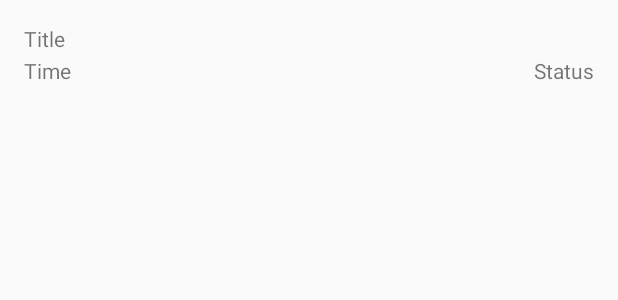
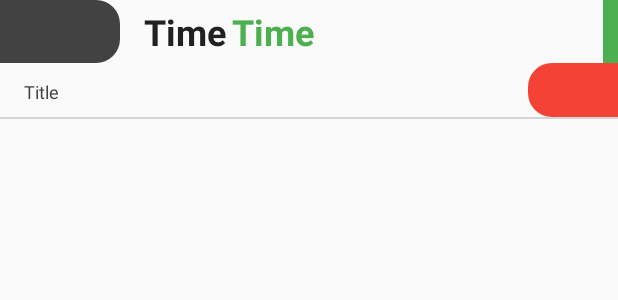
Before and after one commit to asadd00/Speaking-Reminder, an Android app: the layout item_reminder.xml on its own in the app's theme, with its tools: preview values and no code run, on a phone screen of 412 x 824 dp. Shown: the top 300 px of the screen. Run offline under Robolectric (Android 15) with nearby library versions, the phone set to English and light mode, and no system bars.

Commit message:
some ui work

```diff
--- a/app/src/main/java/com/primesol/speakingreminder/android/model/Reminder.kt
+++ b/app/src/main/java/com/primesol/speakingreminder/android/model/Reminder.kt
@@ -18,6 +18,8 @@ class Reminder: Serializable {
     var audio: String = ""
     @ColumnInfo(name = "createdAt")
     var createdAt: String = ""
+    @ColumnInfo(name = "status")
+    var status: String = Status.STATUS_ACTIVE.name
 
     companion object{
         @Ignore
@@ -25,4 +27,8 @@ class Reminder: Serializable {
         @Ignore
         val REMINDER_ID = "reminderId"
     }
+
+    enum class Status{
+        STATUS_ACTIVE, STATUS_INACTIVE, STATUS_PASSED
+    }
 }
--- /dev/null
+++ b/app/src/main/res/drawable/semi_round_primary.xml
@@ -0,0 +1,6 @@
+<?xml version="1.0" encoding="utf-8"?>
+<shape xmlns:android="http://schemas.android.com/apk/res/android">
+    <solid android:color="@color/colorPrimary" />
+    <corners android:bottomRightRadius="16dp"
+        android:topRightRadius="16dp" />
+</shape>
--- a/app/src/main/res/layout/activity_main.xml
+++ b/app/src/main/res/layout/activity_main.xml
@@ -4,6 +4,7 @@
     xmlns:tools="http://schemas.android.com/tools"
     android:layout_width="match_parent"
     android:layout_height="match_parent"
+    android:background="@android:color/white"
     tools:context=".ui.activity.MainActivity">
 
     <fragment
--- a/app/src/main/res/layout/item_reminder.xml
+++ b/app/src/main/res/layout/item_reminder.xml
@@ -3,31 +3,78 @@
     xmlns:app="http://schemas.android.com/apk/res-auto"
     xmlns:tools="http://schemas.android.com/tools"
     android:layout_width="match_parent"
-    android:layout_height="wrap_content"
-    android:padding="16dp">
+    android:layout_height="wrap_content">
+
+    <ImageView
+        android:id="@+id/ivPlay"
+        android:layout_width="80dp"
+        android:layout_height="42dp"
+        android:src="@drawable/semi_round_primary"
+        app:layout_constraintStart_toStartOf="parent"
+        app:layout_constraintTop_toTopOf="parent" />
 
     <TextView
         android:id="@+id/tvTitle"
+        android:layout_width="0dp"
+        android:layout_height="wrap_content"
+        android:layout_marginStart="16dp"
+        android:layout_marginEnd="16dp"
+        android:singleLine="true"
+        android:text="@string/title"
+        android:textColor="@color/colorPrimary"
+        android:textSize="12sp"
+        app:layout_constraintBottom_toBottomOf="parent"
+        app:layout_constraintEnd_toStartOf="@+id/ivDelete"
+        app:layout_constraintStart_toStartOf="@+id/ivPlay"
+        app:layout_constraintTop_toBottomOf="@+id/ivPlay" />
+
+    <TextView
+        android:id="@+id/tvDate"
         android:layout_width="wrap_content"
         android:layout_height="wrap_content"
-        android:text="@string/title"
-        app:layout_constraintStart_toStartOf="parent"
-        app:layout_constraintTop_toTopOf="parent" />
+        android:layout_marginStart="16dp"
+        android:text="@string/time"
+        android:textSize="24sp"
+        android:textStyle="bold"
+        android:textColor="@color/colorPrimaryDark"
+        app:layout_constraintBottom_toBottomOf="@+id/ivPlay"
+        app:layout_constraintStart_toEndOf="@+id/ivPlay"
+        app:layout_constraintTop_toTopOf="@+id/ivPlay" />
 
     <TextView
         android:id="@+id/tvTime"
         android:layout_width="wrap_content"
         android:layout_height="wrap_content"
-        android:layout_marginTop="2dp"
+        android:layout_marginStart="4dp"
         android:text="@string/time"
-        app:layout_constraintStart_toStartOf="@+id/tvTitle"
-        app:layout_constraintTop_toBottomOf="@+id/tvTitle" />
+        android:textColor="@color/green"
+        android:textSize="24sp"
+        android:textStyle="bold"
+        app:layout_constraintBaseline_toBaselineOf="@+id/tvDate"
+        app:layout_constraintStart_toEndOf="@+id/tvDate" />
 
     <TextView
         android:id="@+id/tvStatus"
-        android:layout_width="wrap_content"
-        android:layout_height="wrap_content"
-        android:text="@string/status"
-        app:layout_constraintBaseline_toBaselineOf="@+id/tvTime"
-        app:layout_constraintEnd_toEndOf="parent" />
+        android:layout_width="10dp"
+        android:layout_height="0dp"
+        android:background="@color/green"
+        app:layout_constraintBottom_toTopOf="@+id/ivDelete"
+        app:layout_constraintEnd_toEndOf="parent"
+        app:layout_constraintTop_toTopOf="parent" />
+
+    <ImageView
+        android:id="@+id/ivDelete"
+        android:layout_width="60dp"
+        android:layout_height="36dp"
+        android:src="@drawable/semi_round_red2"
+        app:layout_constraintEnd_toEndOf="parent"
+        app:layout_constraintTop_toBottomOf="@+id/ivPlay" />
+
+    <View
+        android:layout_width="match_parent"
+        android:layout_height="1dp"
+        android:alpha=".2"
+        android:background="@color/colorPrimary"
+        app:layout_constraintBottom_toBottomOf="parent"
+        app:layout_constraintTop_toBottomOf="@+id/ivDelete" />
 </androidx.constraintlayout.widget.ConstraintLayout>
--- a/app/src/main/res/values/strings.xml
+++ b/app/src/main/res/values/strings.xml
@@ -2,10 +2,9 @@
     <string name="app_name">Speaking Reminder</string>
     <string name="dismiss">Dismiss</string>
 
-    <!-- TODO: Remove or change this placeholder text -->
     <string name="hello_blank_fragment">Hello blank fragment</string>
-    <string name="start">Start</string>
-    <string name="stop">Stop</string>
+    <string name="recording">Recording</string>
+    <string name="press_hold_to_record">Press &amp; hold to record</string>
     <string name="title">Title</string>
     <string name="time">Time</string>
     <string name="status">Status</string>
@@ -15,4 +14,5 @@
     <string name="db_date_format1">%s-%s-%s_%s-%s</string>
     <string name="m_duplicate_reminder">Reminder already set for this time. You can not set multiple reminders for same time.</string>
     <string name="duplicate_reminder">Duplicate Reminder Time</string>
+    <string name="untitled">Untitled</string>
 </resources>
```
Also changed, not shown: app/src/main/java/com/primesol/speakingreminder/android/receiver/ReminderReceiver.kt (+2 -11 lines), app/src/main/java/com/primesol/speakingreminder/android/ui/adapter/ReminderAdpater.kt (+32 -3 lines), app/src/main/java/com/primesol/speakingreminder/android/ui/fragment/HomeFragment.kt (+7 -4 lines), app/src/main/java/com/primesol/speakingreminder/android/ui/fragment/ReminderListFragment.kt (+4 -4 lines), app/src/main/res/layout/fragment_home.xml (+7 -4 lines).
